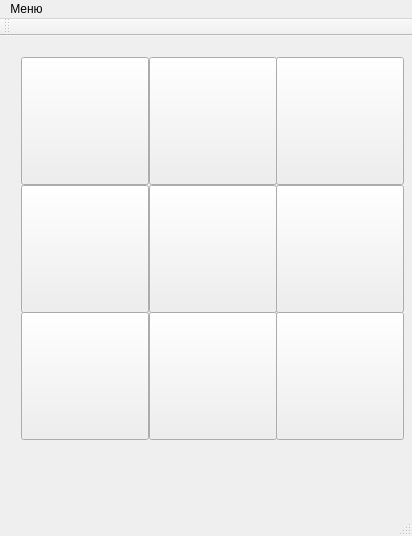
The window that mainwindow.ui (romust/tic-tac-toe) describes before a commit, drawn with Qt 5.
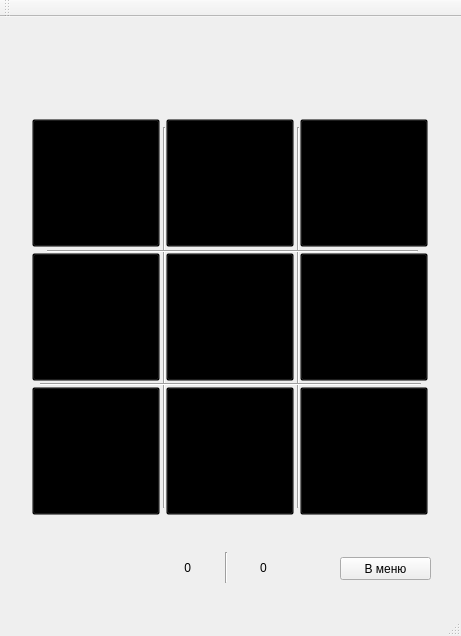
The same window after the commit. The open tabs and pages were chosen to show the change. Icons and pictures are not drawn.

Commit message: Полность изменена концепция разработки игры Все методы прописаны в одном классе Все окна реализованы с помощью QStackedWidget Ликвидирован дизайн проекта, решено работать с дизайном в конце разработки Добавлена возможность играть с компьютером на легком уровне

```diff
--- a/mainwindow.ui
+++ b/mainwindow.ui
@@ -2,23 +2,14 @@
 <ui version="4.0">
  <class>MainWindow</class>
  <widget class="QMainWindow" name="MainWindow">
-  <property name="enabled">
-   <bool>true</bool>
-  </property>
   <property name="geometry">
    <rect>
     <x>0</x>
     <y>0</y>
-    <width>412</width>
-    <height>536</height>
+    <width>461</width>
+    <height>636</height>
    </rect>
   </property>
-  <property name="maximumSize">
-   <size>
-    <width>10000</width>
-    <height>10000</height>
-   </size>
-  </property>
   <property name="windowTitle">
    <string>Крестики-нолики</string>
   </property>
@@ -30,111 +21,151 @@
    <bool>false</bool>
   </property>
   <widget class="QWidget" name="centralWidget">
-   <property name="autoFillBackground">
-    <bool>false</bool>
-   </property>
-   <widget class="QWidget" name="layoutWidget">
+   <widget class="QStackedWidget" name="stackedWidget">
+    <property name="geometry">
+     <rect>
+      <x>0</x>
+      <y>0</y>
+      <width>461</width>
+      <height>581</height>
+     </rect>
+    </property>
+    <property name="styleSheet">
+     <string notr="true">backgroung-color:rgb(255, 255, 255)</string>
+    </property>
+    <property name="currentIndex">
+     <number>0</number>
+    </property>
+    <widget class="QWidget" name="newGame">
+     <widget class="QPushButton" name="PvP">
     <property name="geometry">
      <rect>
-      <x>10</x>
-      <y>10</y>
-      <width>398</width>
-      <height>398</height>
-     </rect>
-    </property>
-    <layout class="QGridLayout" name="gridLayout">
-     <property name="sizeConstraint">
-      <enum>QLayout::SetMaximumSize</enum>
-     </property>
-     <item row="1" column="2">
-      <widget class="QPushButton" name="b6">
-       <property name="enabled">
-        <bool>true</bool>
-       </property>
-       <property name="sizePolicy">
-        <sizepolicy hsizetype="Expanding" vsizetype="Expanding">
-         <horstretch>0</horstretch>
-         <verstretch>0</verstretch>
-        </sizepolicy>
-       </property>
-       <property name="minimumSize">
-        <size>
-         <width>128</width>
-         <height>128</height>
-        </size>
-       </property>
-       <property name="maximumSize">
-        <size>
-         <width>128</width>
-         <height>128</height>
-        </size>
-       </property>
+        <x>230</x>
+        <y>280</y>
+        <width>191</width>
+        <height>101</height>
+       </rect>
+      </property>
+      <property name="text">
+       <string>Два игрока</string>
+      </property>
+     </widget>
+     <widget class="QPushButton" name="PvE">
+      <property name="geometry">
+       <rect>
+        <x>40</x>
+        <y>280</y>
+        <width>191</width>
+        <height>101</height>
+       </rect>
+      </property>
+      <property name="text">
+       <string>Игра со смартфоном</string>
+      </property>
+     </widget>
+     <widget class="QPushButton" name="pvpWeb">
+      <property name="geometry">
+       <rect>
+        <x>40</x>
+        <y>380</y>
+        <width>191</width>
+        <height>101</height>
+       </rect>
+      </property>
+      <property name="text">
+       <string>Мультиплеер</string>
+      </property>
+     </widget>
+     <widget class="QPushButton" name="pushButton_4">
+      <property name="geometry">
+       <rect>
+        <x>230</x>
+        <y>380</y>
+        <width>191</width>
+        <height>101</height>
+       </rect>
+      </property>
        <property name="text">
-        <string/>
-       </property>
-      </widget>
-     </item>
-     <item row="1" column="1">
-      <widget class="QPushButton" name="b5">
-       <property name="enabled">
-        <bool>true</bool>
-       </property>
-       <property name="sizePolicy">
-        <sizepolicy hsizetype="Expanding" vsizetype="Expanding">
-         <horstretch>0</horstretch>
-         <verstretch>0</verstretch>
-        </sizepolicy>
-       </property>
-       <property name="minimumSize">
-        <size>
-         <width>128</width>
-         <height>128</height>
-        </size>
-       </property>
-       <property name="maximumSize">
-        <size>
-         <width>128</width>
-         <height>128</height>
-        </size>
+       <string>Настройки</string>
+      </property>
+     </widget>
+     <widget class="QLabel" name="label_3">
+      <property name="geometry">
+       <rect>
+        <x>100</x>
+        <y>140</y>
+        <width>261</width>
+        <height>81</height>
+       </rect>
+      </property>
+      <property name="styleSheet">
+       <string notr="true">font: 75 26pt &quot;MS Shell Dlg 2&quot;;</string>
+      </property>
+      <property name="text">
+       <string>Привет, Игрок</string>
+      </property>
+     </widget>
+    </widget>
+    <widget class="QWidget" name="page_2">
+     <widget class="QPushButton" name="Xfirst">
+      <property name="geometry">
+       <rect>
+        <x>0</x>
+        <y>200</y>
+        <width>231</width>
+        <height>191</height>
+       </rect>
        </property>
        <property name="text">
-        <string/>
-       </property>
-      </widget>
-     </item>
-     <item row="0" column="1">
-      <widget class="QPushButton" name="b2">
-       <property name="enabled">
-        <bool>true</bool>
-       </property>
-       <property name="sizePolicy">
-        <sizepolicy hsizetype="Expanding" vsizetype="Expanding">
-         <horstretch>0</horstretch>
-         <verstretch>0</verstretch>
-        </sizepolicy>
-       </property>
-       <property name="minimumSize">
-        <size>
-         <width>128</width>
-         <height>128</height>
-        </size>
-       </property>
-       <property name="maximumSize">
-        <size>
-         <width>128</width>
-         <height>128</height>
-        </size>
+       <string>X</string>
+      </property>
+     </widget>
+     <widget class="QPushButton" name="Ofirst">
+      <property name="geometry">
+       <rect>
+        <x>230</x>
+        <y>200</y>
+        <width>231</width>
+        <height>191</height>
+       </rect>
+      </property>
+      <property name="text">
+       <string>O</string>
+      </property>
+     </widget>
+    </widget>
+    <widget class="QWidget" name="page">
+     <widget class="QLabel" name="label_6">
+      <property name="geometry">
+       <rect>
+        <x>250</x>
+        <y>100</y>
+        <width>261</width>
+        <height>81</height>
+       </rect>
+      </property>
+      <property name="styleSheet">
+       <string notr="true">font: 75 26pt &quot;MS Shell Dlg 2&quot;;
+background-color:rgb(231, 231, 231)</string>
        </property>
        <property name="text">
-        <string/>
-       </property>
-      </widget>
-     </item>
-     <item row="4" column="0">
+       <string>  Настройки</string>
+      </property>
+     </widget>
+    </widget>
+    <widget class="QWidget" name="game">
       <widget class="QPushButton" name="b7">
        <property name="enabled">
         <bool>true</bool>
        </property>
+      <property name="geometry">
+       <rect>
+        <x>32</x>
+        <y>370</y>
+        <width>128</width>
+        <height>128</height>
+       </rect>
+      </property>
        <property name="sizePolicy">
         <sizepolicy hsizetype="Minimum" vsizetype="Expanding">
          <horstretch>0</horstretch>
@@ -153,16 +184,64 @@
          <height>128</height>
         </size>
        </property>
+      <property name="styleSheet">
+       <string notr="true">background:transparent;
+</string>
+      </property>
        <property name="text">
         <string/>
        </property>
       </widget>
-     </item>
-     <item row="4" column="2">
+     <widget class="QPushButton" name="b3">
+      <property name="enabled">
+       <bool>true</bool>
+      </property>
+      <property name="geometry">
+       <rect>
+        <x>300</x>
+        <y>102</y>
+        <width>128</width>
+        <height>128</height>
+       </rect>
+      </property>
+      <property name="sizePolicy">
+       <sizepolicy hsizetype="Expanding" vsizetype="Expanding">
+        <horstretch>0</horstretch>
+        <verstretch>0</verstretch>
+       </sizepolicy>
+      </property>
+      <property name="minimumSize">
+       <size>
+        <width>128</width>
+        <height>128</height>
+       </size>
+      </property>
+      <property name="maximumSize">
+       <size>
+        <width>128</width>
+        <height>128</height>
+       </size>
+      </property>
+      <property name="styleSheet">
+       <string notr="true">background:transparent;
+</string>
+      </property>
+      <property name="text">
+       <string/>
+      </property>
+     </widget>
       <widget class="QPushButton" name="b9">
        <property name="enabled">
         <bool>true</bool>
        </property>
+      <property name="geometry">
+       <rect>
+        <x>300</x>
+        <y>370</y>
+        <width>128</width>
+        <height>128</height>
+       </rect>
+      </property>
        <property name="sizePolicy">
         <sizepolicy hsizetype="Expanding" vsizetype="Expanding">
          <horstretch>0</horstretch>
@@ -193,44 +272,25 @@
          <height>0</height>
         </size>
        </property>
+      <property name="styleSheet">
+       <string notr="true">background: transparent;</string>
+      </property>
        <property name="text">
         <string/>
        </property>
       </widget>
-     </item>
-     <item row="0" column="2">
-      <widget class="QPushButton" name="b3">
+     <widget class="QPushButton" name="b2">
        <property name="enabled">
         <bool>true</bool>
        </property>
-       <property name="sizePolicy">
-        <sizepolicy hsizetype="Expanding" vsizetype="Expanding">
-         <horstretch>0</horstretch>
-         <verstretch>0</verstretch>
-        </sizepolicy>
-       </property>
-       <property name="minimumSize">
-        <size>
+      <property name="geometry">
+       <rect>
+        <x>166</x>
+        <y>102</y>
          <width>128</width>
          <height>128</height>
-        </size>
-       </property>
-       <property name="maximumSize">
-        <size>
-         <width>128</width>
-         <height>128</height>
-        </size>
-       </property>
-       <property name="text">
-        <string/>
-       </property>
-      </widget>
-     </item>
-     <item row="1" column="0">
-      <widget class="QPushButton" name="b4">
-       <property name="enabled">
-        <bool>true</bool>
-       </property>
+       </rect>
+      </property>
        <property name="sizePolicy">
         <sizepolicy hsizetype="Expanding" vsizetype="Expanding">
          <horstretch>0</horstretch>
@@ -249,16 +309,26 @@
          <height>128</height>
         </size>
        </property>
+      <property name="styleSheet">
+       <string notr="true">background:transparent;
+</string>
+      </property>
        <property name="text">
         <string/>
        </property>
       </widget>
-     </item>
-     <item row="4" column="1">
       <widget class="QPushButton" name="b8">
        <property name="enabled">
         <bool>true</bool>
        </property>
+      <property name="geometry">
+       <rect>
+        <x>166</x>
+        <y>370</y>
+        <width>128</width>
+        <height>128</height>
+       </rect>
+      </property>
        <property name="sizePolicy">
         <sizepolicy hsizetype="Expanding" vsizetype="Expanding">
          <horstretch>0</horstretch>
@@ -277,6 +347,10 @@
          <height>128</height>
         </size>
        </property>
+      <property name="styleSheet">
+       <string notr="true">background:transparent;
+</string>
+      </property>
        <property name="text">
         <string/>
        </property>
@@ -290,12 +364,94 @@
         <bool>false</bool>
        </property>
       </widget>
-     </item>
-     <item row="0" column="0">
+     <widget class="QPushButton" name="b5">
+      <property name="enabled">
+       <bool>true</bool>
+      </property>
+      <property name="geometry">
+       <rect>
+        <x>166</x>
+        <y>236</y>
+        <width>128</width>
+        <height>128</height>
+       </rect>
+      </property>
+      <property name="sizePolicy">
+       <sizepolicy hsizetype="Expanding" vsizetype="Expanding">
+        <horstretch>0</horstretch>
+        <verstretch>0</verstretch>
+       </sizepolicy>
+      </property>
+      <property name="minimumSize">
+       <size>
+        <width>128</width>
+        <height>128</height>
+       </size>
+      </property>
+      <property name="maximumSize">
+       <size>
+        <width>128</width>
+        <height>128</height>
+       </size>
+      </property>
+      <property name="styleSheet">
+       <string notr="true">background:transparent;
+</string>
+      </property>
+      <property name="text">
+       <string/>
+      </property>
+     </widget>
+     <widget class="QPushButton" name="b6">
+      <property name="enabled">
+       <bool>true</bool>
+      </property>
+      <property name="geometry">
+       <rect>
+        <x>300</x>
+        <y>236</y>
+        <width>128</width>
+        <height>128</height>
+       </rect>
+      </property>
+      <property name="sizePolicy">
+       <sizepolicy hsizetype="Expanding" vsizetype="Expanding">
+        <horstretch>0</horstretch>
+        <verstretch>0</verstretch>
+       </sizepolicy>
+      </property>
+      <property name="minimumSize">
+       <size>
+        <width>128</width>
+        <height>128</height>
+       </size>
+      </property>
+      <property name="maximumSize">
+       <size>
+        <width>128</width>
+        <height>128</height>
+       </size>
+      </property>
+      <property name="styleSheet">
+       <string notr="true">background:transparent;
+</string>
+      </property>
+      <property name="text">
+       <string/>
+      </property>
+     </widget>
       <widget class="QPushButton" name="b1">
        <property name="enabled">
         <bool>true</bool>
        </property>
+      <property name="geometry">
+       <rect>
+        <x>32</x>
+        <y>102</y>
+        <width>128</width>
+        <height>128</height>
+       </rect>
+      </property>
        <property name="sizePolicy">
         <sizepolicy hsizetype="Expanding" vsizetype="Expanding">
          <horstretch>0</horstretch>
@@ -314,75 +470,237 @@
          <height>128</height>
         </size>
        </property>
+      <property name="styleSheet">
+       <string notr="true">background:transparent;
+</string>
+      </property>
        <property name="text">
         <string/>
        </property>
       </widget>
-     </item>
-    </layout>
-   </widget>
-   <widget class="QLabel" name="label">
+     <widget class="QPushButton" name="b4">
+      <property name="enabled">
+       <bool>true</bool>
+      </property>
+      <property name="geometry">
+       <rect>
+        <x>32</x>
+        <y>236</y>
+        <width>128</width>
+        <height>128</height>
+       </rect>
+      </property>
+      <property name="sizePolicy">
+       <sizepolicy hsizetype="Expanding" vsizetype="Expanding">
+        <horstretch>0</horstretch>
+        <verstretch>0</verstretch>
+       </sizepolicy>
+      </property>
+      <property name="minimumSize">
+       <size>
+        <width>128</width>
+        <height>128</height>
+       </size>
+      </property>
+      <property name="maximumSize">
+       <size>
+        <width>128</width>
+        <height>128</height>
+       </size>
+      </property>
+      <property name="styleSheet">
+       <string notr="true">background:transparent;
+</string>
+      </property>
+      <property name="text">
+       <string/>
+      </property>
+     </widget>
+     <widget class="QLabel" name="xval">
     <property name="geometry">
      <rect>
-      <x>110</x>
-      <y>430</y>
-      <width>200</width>
+        <x>120</x>
+        <y>530</y>
+        <width>71</width>
       <height>41</height>
      </rect>
     </property>
-    <property name="maximumSize">
-     <size>
-      <width>200</width>
-      <height>128</height>
-     </size>
-    </property>
     <property name="styleSheet">
-     <string notr="true">font: 75 14pt &quot;MS Shell Dlg 2&quot;;
-</string>
+       <string notr="true">font: 75 26pt &quot;Terminator Two&quot;;
+text-align: right;</string>
     </property>
     <property name="text">
-     <string/>
+       <string>0</string>
     </property>
     <property name="alignment">
-     <set>Qt::AlignCenter</set>
-    </property>
+       <set>Qt::AlignRight|Qt::AlignTrailing|Qt::AlignVCenter</set>
+      </property>
+     </widget>
+     <widget class="QLabel" name="oval">
+      <property name="geometry">
+       <rect>
+        <x>260</x>
+        <y>530</y>
+        <width>61</width>
+        <height>41</height>
+       </rect>
+      </property>
+      <property name="styleSheet">
+       <string notr="true">font: 75 26pt &quot;Terminator Two&quot;;</string>
+      </property>
+      <property name="text">
+       <string>0</string>
+      </property>
+     </widget>
+     <widget class="Line" name="line">
+      <property name="geometry">
+       <rect>
+        <x>216</x>
+        <y>535</y>
+        <width>20</width>
+        <height>31</height>
+       </rect>
+      </property>
+      <property name="orientation">
+       <enum>Qt::Vertical</enum>
+      </property>
+     </widget>
+     <widget class="QPushButton" name="bmenu">
+      <property name="geometry">
+       <rect>
+        <x>340</x>
+        <y>540</y>
+        <width>91</width>
+        <height>23</height>
+       </rect>
+      </property>
+      <property name="text">
+       <string>В меню</string>
+      </property>
+     </widget>
+     <widget class="Line" name="line_2">
+      <property name="geometry">
+       <rect>
+        <x>149</x>
+        <y>110</y>
+        <width>31</width>
+        <height>381</height>
+       </rect>
+      </property>
+      <property name="orientation">
+       <enum>Qt::Vertical</enum>
+      </property>
+     </widget>
+     <widget class="Line" name="line_3">
+      <property name="geometry">
+       <rect>
+        <x>288</x>
+        <y>110</y>
+        <width>21</width>
+        <height>381</height>
+       </rect>
+      </property>
+      <property name="orientation">
+       <enum>Qt::Vertical</enum>
+      </property>
+     </widget>
+     <widget class="Line" name="line_4">
+      <property name="geometry">
+       <rect>
+        <x>47</x>
+        <y>219</y>
+        <width>371</width>
+        <height>31</height>
+       </rect>
+      </property>
+      <property name="orientation">
+       <enum>Qt::Horizontal</enum>
+      </property>
+     </widget>
+     <widget class="Line" name="line_5">
+      <property name="geometry">
+       <rect>
+        <x>40</x>
+        <y>359</y>
+        <width>381</width>
+        <height>16</height>
+       </rect>
+      </property>
+      <property name="orientation">
+       <enum>Qt::Horizontal</enum>
+      </property>
+     </widget>
+    </widget>
+    <widget class="QWidget" name="page_3">
+     <widget class="QLabel" name="label">
+      <property name="geometry">
+       <rect>
+        <x>0</x>
+        <y>170</y>
+        <width>311</width>
+        <height>51</height>
+       </rect>
+      </property>
+      <property name="styleSheet">
+       <string notr="true">font: 75 16pt &quot;News706 BT&quot;;</string>
+      </property>
+      <property name="text">
+       <string>Выберите уровень сложности</string>
+      </property>
+     </widget>
+     <widget class="QPushButton" name="easy">
+      <property name="geometry">
+       <rect>
+        <x>40</x>
+        <y>280</y>
+        <width>75</width>
+        <height>41</height>
+       </rect>
+      </property>
+      <property name="text">
+       <string>Легкий</string>
+      </property>
+     </widget>
+     <widget class="QPushButton" name="middle">
+      <property name="geometry">
+       <rect>
+        <x>200</x>
+        <y>280</y>
+        <width>75</width>
+        <height>41</height>
+       </rect>
+      </property>
+      <property name="text">
+       <string>Средний</string>
+      </property>
+     </widget>
+     <widget class="QPushButton" name="hard">
+      <property name="geometry">
+       <rect>
+        <x>350</x>
+        <y>280</y>
+        <width>75</width>
+        <height>41</height>
+       </rect>
+      </property>
+      <property name="text">
+       <string>Тяжелый</string>
+      </property>
+     </widget>
+    </widget>
    </widget>
   </widget>
   <widget class="QMenuBar" name="menuBar">
-   <property name="enabled">
-    <bool>true</bool>
-   </property>
    <property name="geometry">
     <rect>
      <x>0</x>
      <y>0</y>
-     <width>412</width>
+     <width>461</width>
      <height>21</height>
     </rect>
    </property>
-   <widget class="QMenu" name="menu">
-    <property name="title">
-     <string>Меню</string>
-    </property>
-    <widget class="QMenu" name="menu_2">
-     <property name="title">
-      <string>Уровень сложности</string>
-     </property>
-     <addaction name="action_5"/>
-     <addaction name="action_6"/>
-    </widget>
-    <addaction name="NewGame"/>
-    <addaction name="menu_2"/>
-   </widget>
-   <addaction name="menu"/>
   </widget>
   <widget class="QToolBar" name="mainToolBar">
-   <property name="enabled">
-    <bool>true</bool>
-   </property>
-   <property name="toolButtonStyle">
-    <enum>Qt::ToolButtonIconOnly</enum>
-   </property>
    <attribute name="toolBarArea">
     <enum>TopToolBarArea</enum>
    </attribute>
```
Left out of the diff: 28 changed lines with no effect on the pictures. Lines whose indentation alone changed are shown as unchanged. The commit also changes 9 other files.
